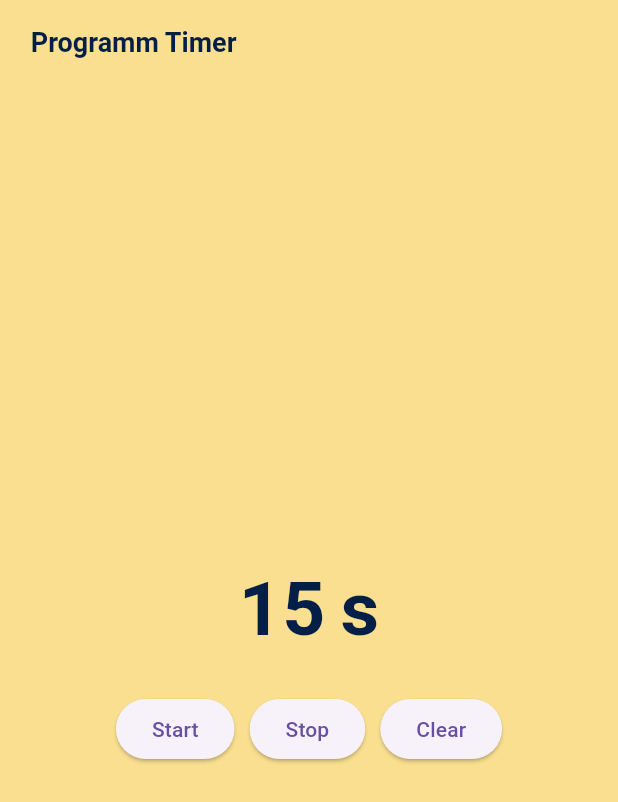
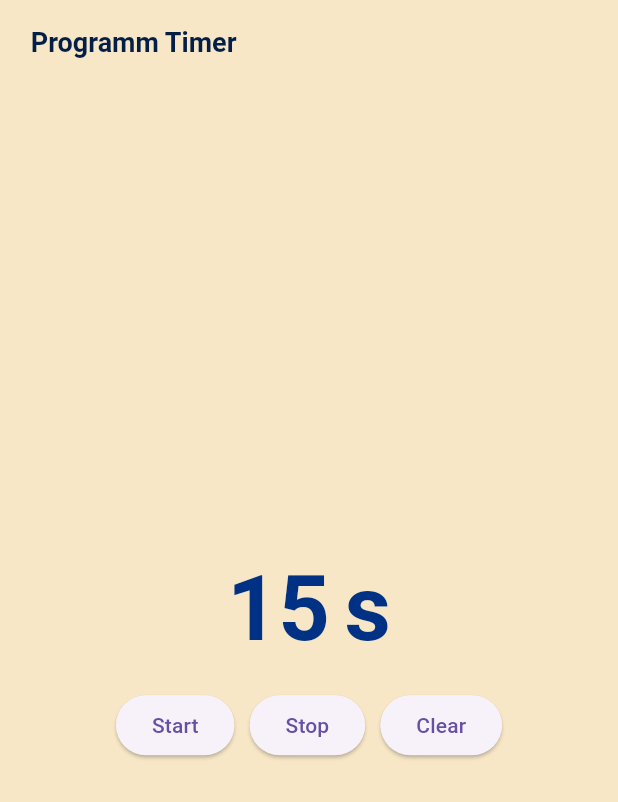
Before and after one commit to komvik/timer_app, a Flutter app: the screen it shows after launch, on a phone screen of 412 x 824 dp. Shown: the top 802 px of the screen. Run offline on Flutter 3.47's test engine with Material 3 defaults, Android fonts, the phone set to English and light mode, and no system bars.

Commit message:
Expanded  config theme and color

```diff
--- /dev/null
+++ b/lib/config/colors.dart
@@ -0,0 +1,4 @@
+import 'package:flutter/material.dart';
+
+const Color bgcolor = Color.fromARGB(255, 247, 231, 198);
+const Color timercolor = Color.fromARGB(255, 0, 49, 132);
--- a/lib/config/theme.dart
+++ b/lib/config/theme.dart
@@ -0,0 +1,21 @@
+import 'package:flutter/material.dart';
+import 'package:timer_app/config/colors.dart';
+
+ThemeData myTheme = ThemeData(
+    useMaterial3: true,
+    textTheme: const TextTheme(
+        displayLarge: TextStyle(
+          fontSize: 60,
+          color: timercolor,
+          fontWeight: FontWeight.bold,
+        ),
+        displayMedium: TextStyle(
+          fontSize: 45,
+          color: timercolor,
+          fontWeight: FontWeight.bold,
+        ),
+        titleLarge: TextStyle(
+          fontSize: 22,
+          color: Colors.black,
+          fontWeight: FontWeight.bold,
+        )));
--- a/lib/feature/screen/general_screen_timer.dart
+++ b/lib/feature/screen/general_screen_timer.dart
@@ -11,24 +11,18 @@ class GeneralScreenTimer extends StatelessWidget {
       child: Column(
         mainAxisAlignment: MainAxisAlignment.center,
         children: [
-          const Row(
+          Row(
             mainAxisAlignment: MainAxisAlignment.center,
             crossAxisAlignment: CrossAxisAlignment.end,
             children: [
               Text(
                 '15',
-                style: TextStyle(
-                    fontSize: 50,
-                    color: Color.fromARGB(255, 3, 31, 72),
-                    fontWeight: FontWeight.bold),
+                style: Theme.of(context).textTheme.displayLarge,
               ),
-              SizedBox(width: 10),
+              const SizedBox(width: 10),
               Text(
                 's',
-                style: TextStyle(
-                    fontSize: 50,
-                    color: Color.fromARGB(255, 3, 31, 72),
-                    fontWeight: FontWeight.bold),
+                style: Theme.of(context).textTheme.displayLarge,
               ),
             ],
           ),
--- a/lib/main.dart
+++ b/lib/main.dart
@@ -1,4 +1,6 @@
 import 'package:flutter/material.dart';
+import 'package:timer_app/config/colors.dart';
+import 'package:timer_app/config/theme.dart';
 import 'package:timer_app/feature/screen/general_screen_timer.dart';
 
 void main() {
@@ -12,10 +14,11 @@ class MainApp extends StatelessWidget {
   @override
   Widget build(BuildContext context) {
     return MaterialApp(
+      theme: myTheme,
       home: Scaffold(
-        backgroundColor: const Color.fromARGB(255, 249, 223, 143),
+        backgroundColor: bgcolor,
         appBar: AppBar(
-          backgroundColor: const Color.fromARGB(255, 249, 223, 143),
+          backgroundColor: bgcolor,
           title: Text(
             sTsTcL,
             style: const TextStyle(
```
